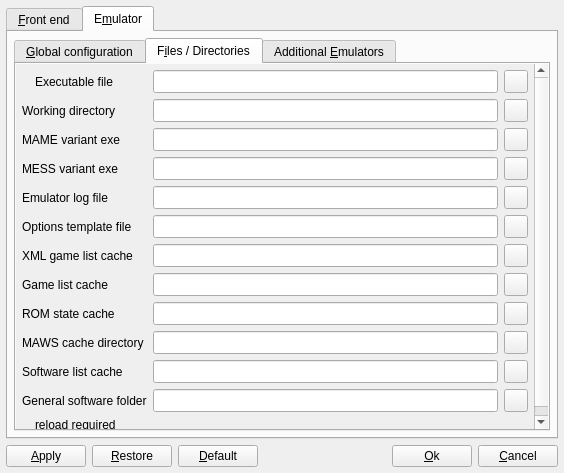
This is options.ui in qmc2/qmc2-mame-fe as Qt 5 draws it before an edit. The edited form follows.
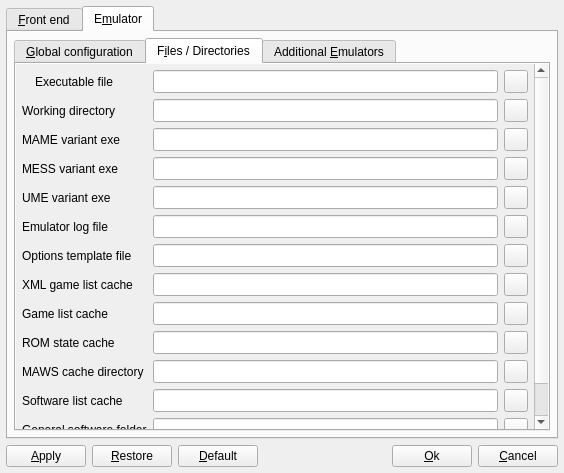
This is the edited form. The open tabs and pages were chosen to show the change. Icons and pictures are not drawn.

Commit message: new: added support for U.M.E. (the new UME variant's logo is stll missing, though) -- should basically work fine, but hasn't been tested too thoroughly, so be prepared for bugs

The edit to the form file:
```diff
--- a/options.ui
+++ b/options.ui
@@ -3983,8 +3983,8 @@
                <rect>
                 <x>0</x>
                 <y>0</y>
-                <width>182</width>
-                <height>377</height>
+                <width>515</width>
+                <height>409</height>
                </rect>
               </property>
               <layout class="QGridLayout" name="gridLayout_8">
@@ -4050,14 +4050,14 @@
                    </property>
                   </widget>
                  </item>
-                 <item row="4" column="0">
+                 <item row="5" column="0">
                   <widget class="QLabel" name="labelEmulatorLogFile">
                    <property name="text">
                     <string>Emulator log file</string>
                    </property>
                   </widget>
                  </item>
-                 <item row="4" column="1">
+                 <item row="5" column="1">
                   <widget class="QLineEdit" name="lineEditEmulatorLogFile">
                    <property name="sizePolicy">
                     <sizepolicy hsizetype="Expanding" vsizetype="Minimum">
@@ -4070,7 +4070,7 @@
                    </property>
                   </widget>
                  </item>
-                 <item row="4" column="2">
+                 <item row="5" column="2">
                   <widget class="QToolButton" name="toolButtonBrowseEmulatorLogFile">
                    <property name="sizePolicy">
                     <sizepolicy hsizetype="Fixed" vsizetype="Minimum">
@@ -4087,14 +4087,14 @@
                    </property>
                   </widget>
                  </item>
-                 <item row="5" column="0">
+                 <item row="6" column="0">
                   <widget class="QLabel" name="labelOptionsTemplateFile">
                    <property name="text">
                     <string>Options template file</string>
                    </property>
                   </widget>
                  </item>
-                 <item row="5" column="1">
+                 <item row="6" column="1">
                   <widget class="QLineEdit" name="lineEditOptionsTemplateFile">
                    <property name="sizePolicy">
                     <sizepolicy hsizetype="Expanding" vsizetype="Minimum">
@@ -4107,7 +4107,7 @@
                    </property>
                   </widget>
                  </item>
-                 <item row="5" column="2">
+                 <item row="6" column="2">
                   <widget class="QToolButton" name="toolButtonBrowseOptionsTemplateFile">
                    <property name="sizePolicy">
                     <sizepolicy hsizetype="Fixed" vsizetype="Minimum">
@@ -4124,14 +4124,14 @@
                    </property>
                   </widget>
                  </item>
-                 <item row="6" column="0">
+                 <item row="7" column="0">
                   <widget class="QLabel" name="labelListXMLCache">
                    <property name="text">
                     <string>XML game list cache</string>
                    </property>
                   </widget>
                  </item>
-                 <item row="6" column="1">
+                 <item row="7" column="1">
                   <widget class="QLineEdit" name="lineEditListXMLCache">
                    <property name="sizePolicy">
                     <sizepolicy hsizetype="Expanding" vsizetype="Minimum">
@@ -4144,7 +4144,7 @@
                    </property>
                   </widget>
                  </item>
-                 <item row="6" column="2">
+                 <item row="7" column="2">
                   <widget class="QToolButton" name="toolButtonBrowseListXMLCache">
                    <property name="sizePolicy">
                     <sizepolicy hsizetype="Fixed" vsizetype="Minimum">
@@ -4161,14 +4161,14 @@
                    </property>
                   </widget>
                  </item>
-                 <item row="7" column="0">
+                 <item row="8" column="0">
                   <widget class="QLabel" name="labelGamelistCacheFile">
                    <property name="text">
                     <string>Game list cache</string>
                    </property>
                   </widget>
                  </item>
-                 <item row="7" column="1">
+                 <item row="8" column="1">
                   <widget class="QLineEdit" name="lineEditGamelistCacheFile">
                    <property name="sizePolicy">
                     <sizepolicy hsizetype="Expanding" vsizetype="Minimum">
@@ -4181,7 +4181,7 @@
                    </property>
                   </widget>
                  </item>
-                 <item row="7" column="2">
+                 <item row="8" column="2">
                   <widget class="QToolButton" name="toolButtonBrowseGamelistCacheFile">
                    <property name="sizePolicy">
                     <sizepolicy hsizetype="Fixed" vsizetype="Minimum">
@@ -4198,14 +4198,14 @@
                    </property>
                   </widget>
                  </item>
-                 <item row="8" column="0">
+                 <item row="9" column="0">
                   <widget class="QLabel" name="labelROMStateCacheFile">
                    <property name="text">
                     <string>ROM state cache</string>
                    </property>
                   </widget>
                  </item>
-                 <item row="8" column="1">
+                 <item row="9" column="1">
                   <widget class="QLineEdit" name="lineEditROMStateCacheFile">
                    <property name="sizePolicy">
                     <sizepolicy hsizetype="Expanding" vsizetype="Minimum">
@@ -4218,7 +4218,7 @@
                    </property>
                   </widget>
                  </item>
-                 <item row="8" column="2">
+                 <item row="9" column="2">
                   <widget class="QToolButton" name="toolButtonBrowseROMStateCacheFile">
                    <property name="sizePolicy">
                     <sizepolicy hsizetype="Fixed" vsizetype="Minimum">
@@ -4235,20 +4235,20 @@
                    </property>
                   </widget>
                  </item>
-                 <item row="12" column="0" colspan="3">
-                  <spacer name="spacer11">
-                   <property name="orientation">
-                    <enum>Qt::Vertical</enum>
-                   </property>
-                   <property name="sizeHint" stdset="0">
-                    <size>
-                     <width>20</width>
-                     <height>20</height>
-                    </size>
-                   </property>
-                  </spacer>
-                 </item>
                  <item row="13" column="0" colspan="3">
+                  <spacer name="spacer11">
+                   <property name="orientation">
+                    <enum>Qt::Vertical</enum>
+                   </property>
+                   <property name="sizeHint" stdset="0">
+                    <size>
+                     <width>20</width>
+                     <height>20</height>
+                    </size>
+                   </property>
+                  </spacer>
+                 </item>
+                 <item row="14" column="0" colspan="3">
                   <layout class="QHBoxLayout" name="layout17">
                    <item>
                     <widget class="QLabel" name="labelLegend4Pic">
@@ -4284,14 +4284,14 @@
                    </item>
                   </layout>
                  </item>
-                 <item row="9" column="0">
+                 <item row="10" column="0">
                   <widget class="QLabel" name="labelMAWSCacheDirectory">
                    <property name="text">
                     <string>MAWS cache directory</string>
                    </property>
                   </widget>
                  </item>
-                 <item row="9" column="1">
+                 <item row="10" column="1">
                   <widget class="QLineEdit" name="lineEditMAWSCacheDirectory">
                    <property name="sizePolicy">
                     <sizepolicy hsizetype="Expanding" vsizetype="Minimum">
@@ -4304,7 +4304,7 @@
                    </property>
                   </widget>
                  </item>
-                 <item row="9" column="2">
+                 <item row="10" column="2">
                   <widget class="QToolButton" name="toolButtonBrowseMAWSCacheDirectory">
                    <property name="sizePolicy">
                     <sizepolicy hsizetype="Fixed" vsizetype="Minimum">
@@ -4324,14 +4324,14 @@
                    </property>
                   </widget>
                  </item>
-                 <item row="10" column="0">
+                 <item row="11" column="0">
                   <widget class="QLabel" name="labelSoftwareListCache">
                    <property name="text">
                     <string>Software list cache</string>
                    </property>
                   </widget>
                  </item>
-                 <item row="10" column="1">
+                 <item row="11" column="1">
                   <widget class="QLineEdit" name="lineEditSoftwareListCache">
                    <property name="sizePolicy">
                     <sizepolicy hsizetype="Expanding" vsizetype="Minimum">
@@ -4344,7 +4344,7 @@
                    </property>
                   </widget>
                  </item>
-                 <item row="10" column="2">
+                 <item row="11" column="2">
                   <widget class="QToolButton" name="toolButtonBrowseSoftwareListCache">
                    <property name="sizePolicy">
                     <sizepolicy hsizetype="Fixed" vsizetype="Minimum">
@@ -4361,14 +4361,14 @@
                    </property>
                   </widget>
                  </item>
-                 <item row="11" column="0">
+                 <item row="12" column="0">
                   <widget class="QLabel" name="labelGeneralSoftwareFolder">
                    <property name="text">
                     <string>General software folder</string>
                    </property>
                   </widget>
                  </item>
-                 <item row="11" column="1">
+                 <item row="12" column="1">
                   <widget class="QLineEdit" name="lineEditGeneralSoftwareFolder">
                    <property name="sizePolicy">
                     <sizepolicy hsizetype="Expanding" vsizetype="Minimum">
@@ -4381,7 +4381,7 @@
                    </property>
                   </widget>
                  </item>
-                 <item row="11" column="2">
+                 <item row="12" column="2">
                   <widget class="QToolButton" name="toolButtonBrowseGeneralSoftwareFolder">
                    <property name="sizePolicy">
                     <sizepolicy hsizetype="Fixed" vsizetype="Minimum">
@@ -4509,6 +4509,43 @@
                    </property>
                   </widget>
                  </item>
+                 <item row="4" column="0">
+                  <widget class="QLabel" name="labelUMEVariantExe">
+                   <property name="text">
+                    <string>UME variant exe</string>
+                   </property>
+                  </widget>
+                 </item>
+                 <item row="4" column="1">
+                  <widget class="QLineEdit" name="lineEditUMEVariantExe">
+                   <property name="sizePolicy">
+                    <sizepolicy hsizetype="Expanding" vsizetype="Minimum">
+                     <horstretch>0</horstretch>
+                     <verstretch>0</verstretch>
+                    </sizepolicy>
+                   </property>
+                   <property name="toolTip">
+                    <string>Specify the exe file for the UME variant (leave empty when all variants are installed in the same directory)</string>
+                   </property>
+                  </widget>
+                 </item>
+                 <item row="4" column="2">
+                  <widget class="QToolButton" name="toolButtonBrowseUMEVariantExe">
+                   <property name="sizePolicy">
+                    <sizepolicy hsizetype="Fixed" vsizetype="Minimum">
+                     <horstretch>0</horstretch>
+                     <verstretch>0</verstretch>
+                    </sizepolicy>
+                   </property>
+                   <property name="toolTip">
+                    <string>Browse UME variant exe</string>
+                   </property>
+                   <property name="icon">
+                    <iconset resource="qmc2.qrc">
+                     <normaloff>:/data/img/fileopen.png</normaloff>:/data/img/fileopen.png</iconset>
+                   </property>
+                  </widget>
+                 </item>
                 </layout>
                </item>
               </layout>
```
Left out of the diff: 8 changed lines with no effect on the pictures. The commit also changes 57 other files.
